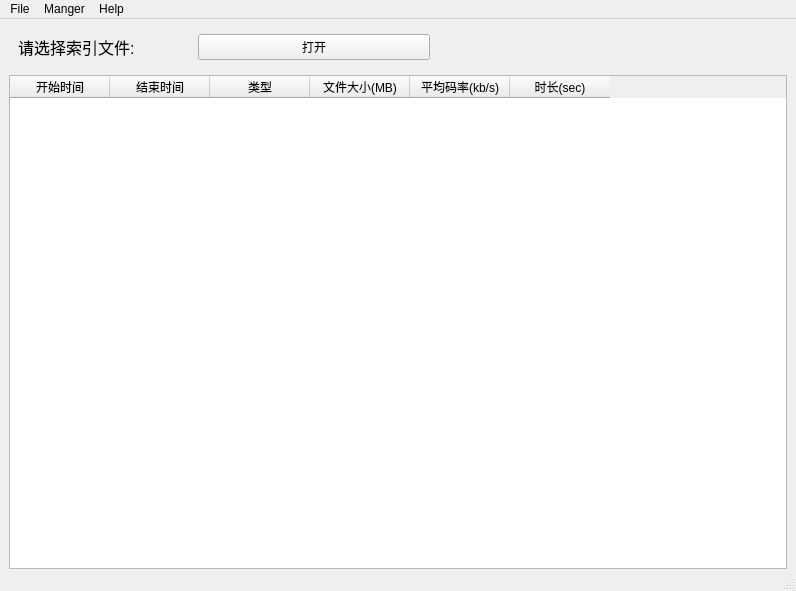
The window that View/main_window/main.ui (huguanghui/gm_tool) describes before a commit, drawn with Qt 5.
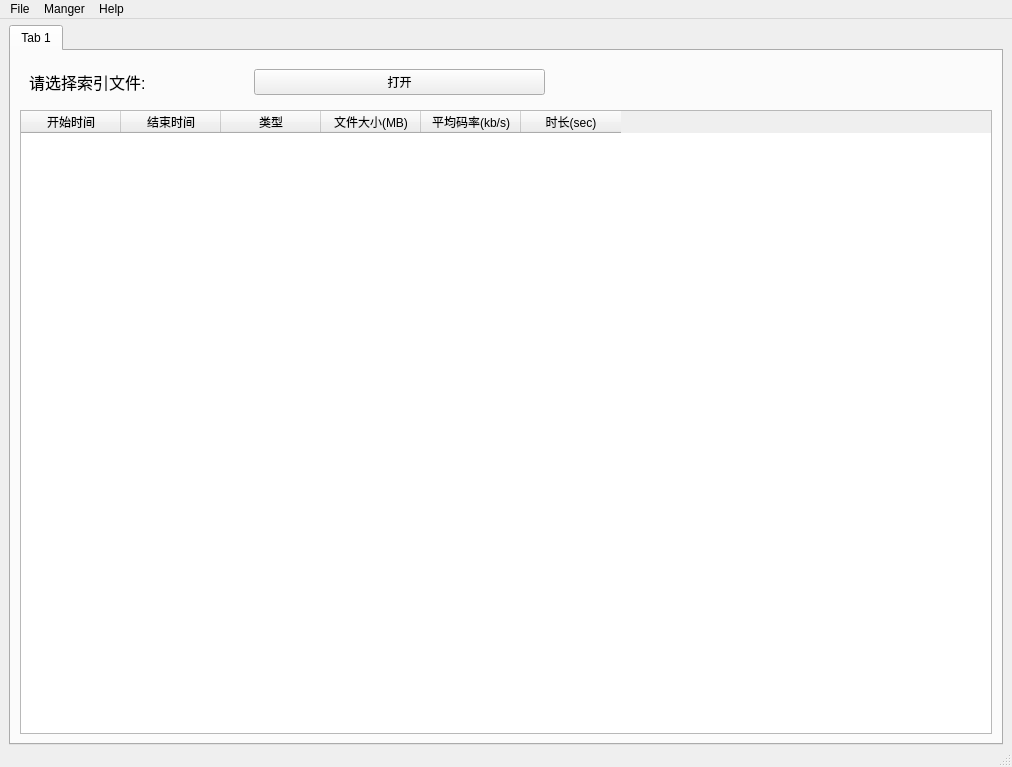
The same window after the commit.

The edit to the form file:
```diff
--- a/View/main_window/main.ui
+++ b/View/main_window/main.ui
@@ -6,8 +6,8 @@
    <rect>
     <x>0</x>
     <y>0</y>
-    <width>796</width>
-    <height>591</height>
+    <width>1012</width>
+    <height>767</height>
    </rect>
   </property>
   <property name="windowTitle">
@@ -25,6 +25,16 @@
      <number>0</number>
     </property>
     <item>
+     <widget class="QTabWidget" name="tabWidget">
+      <property name="currentIndex">
+       <number>0</number>
+      </property>
+      <widget class="QWidget" name="tab">
+       <attribute name="title">
+        <string>Tab 1</string>
+       </attribute>
+       <layout class="QVBoxLayout" name="verticalLayout_3">
+        <item>
      <widget class="QWidget" name="widget" native="true">
       <layout class="QHBoxLayout" name="horizontalLayout" stretch="3,4,6">
        <item>
@@ -63,21 +73,6 @@
      </widget>
     </item>
     <item>
-     <widget class="QWidget" name="widget_2" native="true">
-      <layout class="QVBoxLayout" name="verticalLayout_2">
-       <property name="leftMargin">
-        <number>0</number>
-       </property>
-       <property name="topMargin">
-        <number>0</number>
-       </property>
-       <property name="rightMargin">
-        <number>0</number>
-       </property>
-       <property name="bottomMargin">
-        <number>0</number>
-       </property>
-       <item>
         <widget class="QTableWidget" name="tab_list">
          <property name="enabled">
           <bool>true</bool>
@@ -116,6 +111,7 @@
        </item>
       </layout>
      </widget>
+     </widget>
     </item>
    </layout>
   </widget>
@@ -124,7 +120,7 @@
     <rect>
      <x>0</x>
      <y>0</y>
-     <width>796</width>
+     <width>1012</width>
      <height>26</height>
     </rect>
    </property>
```
Lines whose indentation alone changed are shown as unchanged.
